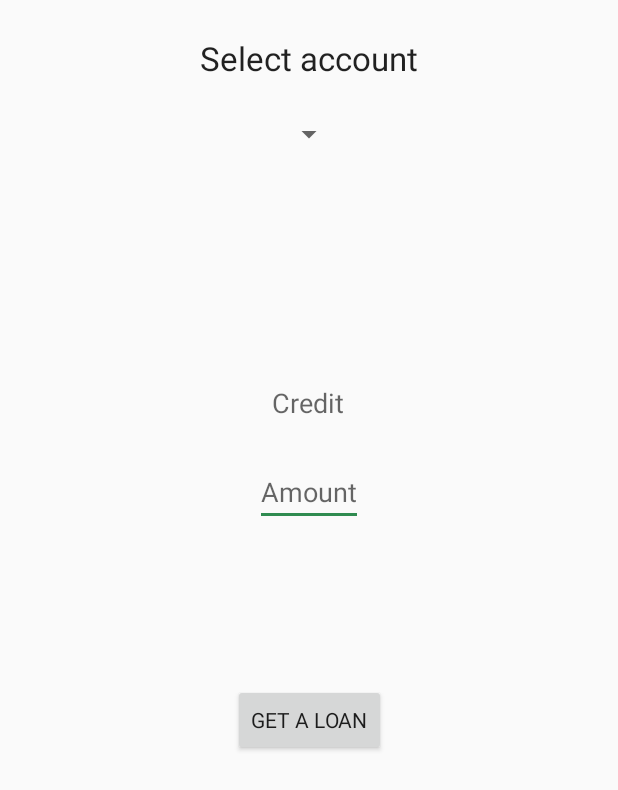
After one commit to Zzeongyx2/bankingSystem, an Android app: the layout fragment_loan.xml on its own in the app's theme, with its tools: preview values and no code run, on a phone screen of 412 x 824 dp. The commit adds this screen. Shown: the top 790 px of the screen. Run offline under Robolectric (Android 15) with nearby library versions, the phone set to English and light mode, and no system bars.

Commit message:
대출 추가 완료 기간 연장 및 이자 추가 예정

```diff
--- /dev/null
+++ b/app/src/main/res/layout/fragment_loan.xml
@@ -0,0 +1,65 @@
+<?xml version="1.0" encoding="utf-8"?>
+<android.support.constraint.ConstraintLayout xmlns:android="http://schemas.android.com/apk/res/android"
+    xmlns:app="http://schemas.android.com/apk/res-auto"
+    xmlns:tools="http://schemas.android.com/tools"
+    android:layout_width="match_parent"
+    android:layout_height="match_parent"
+    tools:context=".GetLoanFragment">
+
+    <TextView
+        android:id="@+id/txt_acc_title"
+        android:layout_width="wrap_content"
+        android:layout_height="wrap_content"
+        android:layout_marginTop="24dp"
+        android:text="@string/select_account"
+        android:textAppearance="@android:style/TextAppearance.Holo.Large"
+        app:layout_constraintEnd_toEndOf="parent"
+        app:layout_constraintStart_toStartOf="parent"
+        app:layout_constraintTop_toTopOf="parent" />
+
+    <Spinner
+        android:id="@+id/spn_select_acc"
+        android:layout_width="wrap_content"
+        android:layout_height="wrap_content"
+        android:layout_marginEnd="8dp"
+        android:layout_marginStart="8dp"
+        android:layout_marginTop="24dp"
+        app:layout_constraintEnd_toEndOf="parent"
+        app:layout_constraintStart_toStartOf="parent"
+        app:layout_constraintTop_toBottomOf="@+id/txt_acc_title" />
+    <TextView
+        android:id="@+id/txt_credit"
+        android:layout_width="wrap_content"
+        android:layout_height="wrap_content"
+        android:text="@string/credit"
+        android:textAppearance="@android:style/TextAppearance.DeviceDefault.Medium"
+        app:layout_constraintBottom_toBottomOf="parent"
+        app:layout_constraintEnd_toEndOf="parent"
+        app:layout_constraintHorizontal_bias="0.498"
+        app:layout_constraintStart_toStartOf="parent"
+        app:layout_constraintTop_toTopOf="parent"
+        app:layout_constraintVertical_bias="0.32" />
+
+    <EditText
+        android:id="@+id/edt_loan_amount"
+        android:layout_width="wrap_content"
+        android:layout_height="wrap_content"
+        android:hint="@string/amount_for_loan"
+        app:layout_constraintBottom_toTopOf="@+id/btn_get_loan"
+        app:layout_constraintEnd_toEndOf="parent"
+        app:layout_constraintStart_toStartOf="parent"
+        app:layout_constraintTop_toBottomOf="@+id/txt_credit"
+        app:layout_constraintVertical_bias="0.19" />
+
+    <Button
+        android:id="@+id/btn_get_loan"
+        android:layout_width="wrap_content"
+        android:layout_height="wrap_content"
+        android:layout_marginBottom="320dp"
+        android:text="@string/get_a_loan"
+        app:layout_constraintBottom_toBottomOf="parent"
+        app:layout_constraintEnd_toEndOf="parent"
+        app:layout_constraintStart_toStartOf="parent" />
+
+
+</android.support.constraint.ConstraintLayout>
--- a/app/src/main/res/menu/activity_drawer_menu.xml
+++ b/app/src/main/res/menu/activity_drawer_menu.xml
@@ -38,15 +38,15 @@
                     <item
                         android:id="@+id/nav_loan1"
                         android:icon="@drawable/deposit_icon_24"
-                        android:title="Make a Deposit" />
+                        android:title="Get a loan" />
                     <item
                         android:id="@+id/nav_loan2"
                         android:icon="@drawable/icon_transfer_24"
-                        android:title="Make a Transfer" />
+                        android:title="Expand the loan period" />
                     <item
                         android:id="@+id/nav_loan3"
                         android:icon="@drawable/icon_payment_24"
-                        android:title="Make a Payment" />
+                        android:title="Pay interest" />
                 </group>
             </menu>
         </item>
--- a/app/src/main/res/values/strings.xml
+++ b/app/src/main/res/values/strings.xml
@@ -49,6 +49,7 @@
     <string name="select_payee_msg">Select a Payee</string>
     <string name="add_payee_btn_txt">Add a Payee</string>
     <string name="amount_for_payee">Amount</string>
+    <string name="amount_for_loan">Amount</string>
     <string name="add_payee_name">Payee Name</string>
     <string name="confirm_payee_addition">Confirm Payee Addition</string>
     <string name="make_payment_btn_msg">Make Payment</string>
@@ -80,6 +81,9 @@
 
     <string name="navigation_drawer_open">Open navigation drawer</string>
     <string name="navigation_drawer_close">Close navigation drawer</string>
+    <string name="credit">Credit</string>
+    <string name="get_a_loan">Get a loan</string>
+    <string name="select_account">Select account</string>
 
     <string-array name="days">
         <item>Sunday</item>
```
Also changed, not shown: app/src/main/java/com/example/bankingsystem/DrawerActivity.java (+24 -0 lines), app/src/main/java/com/example/bankingsystem/Model/Account.java (+10 -0 lines), app/src/main/java/com/example/bankingsystem/Model/Profile.java (+12 -0 lines), app/src/main/res/layout/fragment_period.xml (added, +65 -0 lines).
